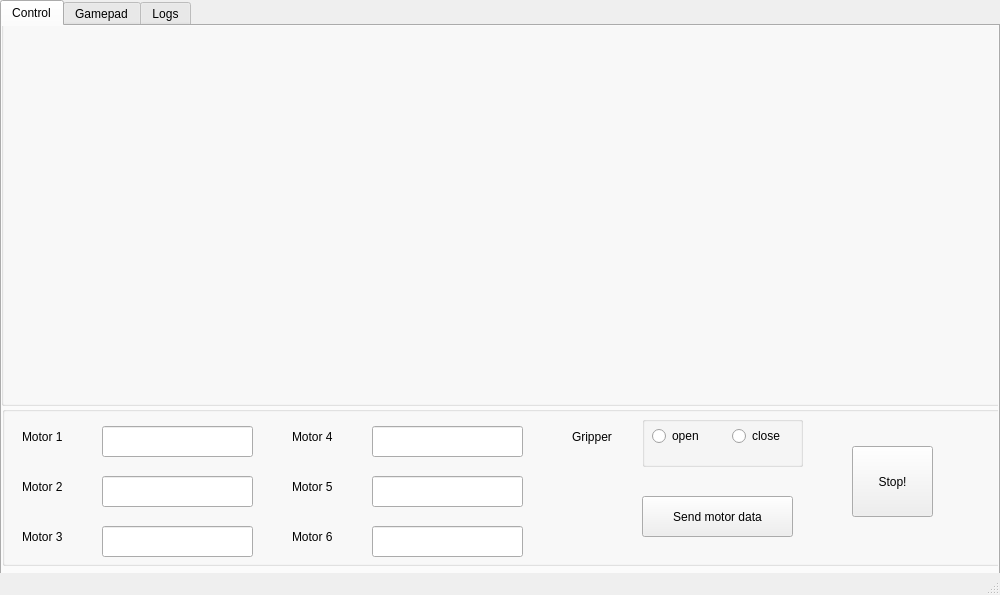
sq8vps/haller-control, file src/MainWindow.ui: the form before one commit.
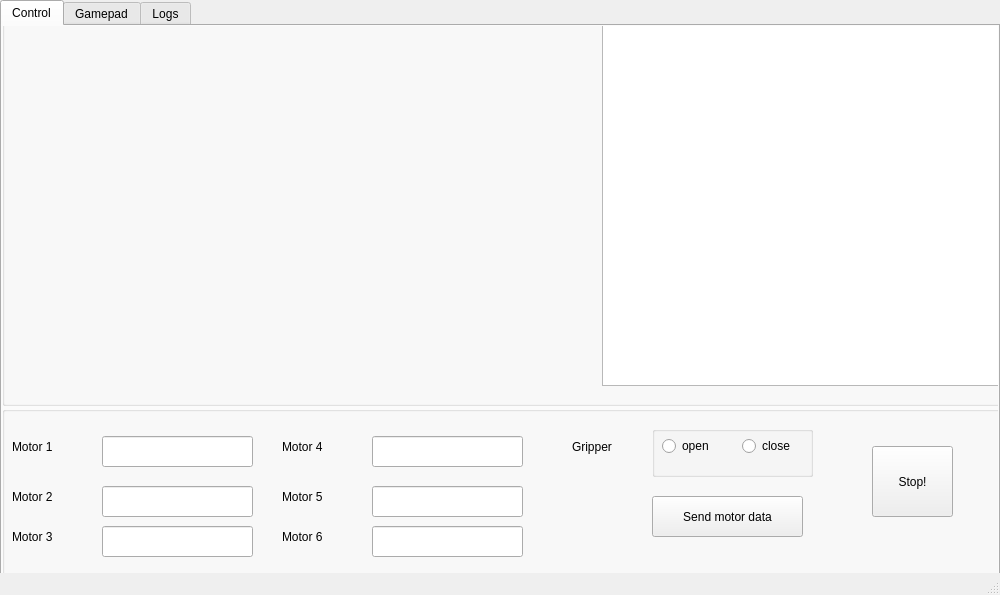
The form after the commit.

Commit message: Remove one camera

```diff
--- a/src/MainWindow.ui
+++ b/src/MainWindow.ui
@@ -36,9 +36,9 @@
      <widget class="QGroupBox" name="groupBox">
       <property name="geometry">
        <rect>
-        <x>-1</x>
+        <x>0</x>
         <y>-11</y>
-        <width>1001</width>
+        <width>1000</width>
         <height>391</height>
        </rect>
       </property>
@@ -46,21 +46,24 @@
        <property name="geometry">
         <rect>
          <x>0</x>
-         <y>-11</y>
-         <width>500</width>
-         <height>402</height>
+         <y>10</y>
+         <width>601</width>
+         <height>361</height>
         </rect>
        </property>
       </widget>
-      <widget class="QLabel" name="rightCamera">
+      <widget class="QTextEdit" name="gamePadOutput">
        <property name="geometry">
         <rect>
-         <x>500</x>
-         <y>-11</y>
-         <width>500</width>
-         <height>402</height>
+         <x>600</x>
+         <y>10</y>
+         <width>401</width>
+         <height>361</height>
         </rect>
        </property>
+       <property name="readOnly">
+        <bool>true</bool>
+       </property>
       </widget>
      </widget>
      <widget class="QGroupBox" name="groupBox_2">
@@ -69,7 +72,7 @@
         <x>0</x>
         <y>380</y>
         <width>1000</width>
-        <height>160</height>
+        <height>171</height>
        </rect>
       </property>
       <property name="flat">
@@ -78,8 +81,8 @@
       <widget class="QLabel" name="label">
        <property name="geometry">
         <rect>
-         <x>20</x>
-         <y>20</y>
+         <x>10</x>
+         <y>30</y>
          <width>81</width>
          <height>21</height>
         </rect>
@@ -91,8 +94,8 @@
       <widget class="QLabel" name="label_2">
        <property name="geometry">
         <rect>
-         <x>20</x>
-         <y>70</y>
+         <x>10</x>
+         <y>80</y>
          <width>81</width>
          <height>21</height>
         </rect>
@@ -104,8 +107,8 @@
       <widget class="QLabel" name="label_3">
        <property name="geometry">
         <rect>
-         <x>290</x>
-         <y>70</y>
+         <x>280</x>
+         <y>80</y>
          <width>81</width>
          <height>21</height>
         </rect>
@@ -117,8 +120,8 @@
       <widget class="QLabel" name="label_4">
        <property name="geometry">
         <rect>
-         <x>290</x>
-         <y>20</y>
+         <x>280</x>
+         <y>30</y>
          <width>81</width>
          <height>21</height>
         </rect>
@@ -127,24 +130,11 @@
         <string>Motor 4</string>
        </property>
       </widget>
-      <widget class="QLabel" name="label_5">
-       <property name="geometry">
-        <rect>
-         <x>20</x>
-         <y>120</y>
-         <width>81</width>
-         <height>21</height>
-        </rect>
-       </property>
-       <property name="text">
-        <string>Motor 3</string>
-       </property>
-      </widget>
       <widget class="QLabel" name="label_6">
        <property name="geometry">
         <rect>
          <x>570</x>
-         <y>20</y>
+         <y>30</y>
          <width>81</width>
          <height>21</height>
         </rect>
@@ -157,7 +147,7 @@
        <property name="geometry">
         <rect>
          <x>370</x>
-         <y>70</y>
+         <y>80</y>
          <width>151</width>
          <height>31</height>
         </rect>
@@ -170,20 +160,7 @@
        <property name="geometry">
         <rect>
          <x>370</x>
-         <y>20</y>
-         <width>151</width>
-         <height>31</height>
-        </rect>
-       </property>
-       <property name="maxLength">
-        <number>10</number>
-       </property>
-      </widget>
-      <widget class="QLineEdit" name="motor3">
-       <property name="geometry">
-        <rect>
-         <x>100</x>
-         <y>120</y>
+         <y>30</y>
          <width>151</width>
          <height>31</height>
         </rect>
@@ -196,7 +173,7 @@
        <property name="geometry">
         <rect>
          <x>100</x>
-         <y>70</y>
+         <y>80</y>
          <width>151</width>
          <height>31</height>
         </rect>
@@ -209,7 +186,7 @@
        <property name="geometry">
         <rect>
          <x>100</x>
-         <y>20</y>
+         <y>30</y>
          <width>151</width>
          <height>31</height>
         </rect>
@@ -221,7 +198,7 @@
       <widget class="QPushButton" name="sendMotorDataButton">
        <property name="geometry">
         <rect>
-         <x>640</x>
+         <x>650</x>
          <y>90</y>
          <width>151</width>
          <height>41</height>
@@ -234,8 +211,8 @@
       <widget class="QGroupBox" name="groupBox_3">
        <property name="geometry">
         <rect>
-         <x>640</x>
-         <y>10</y>
+         <x>650</x>
+         <y>20</y>
          <width>161</width>
          <height>51</height>
         </rect>
@@ -270,7 +247,7 @@
       <widget class="QPushButton" name="stopButton">
        <property name="geometry">
         <rect>
-         <x>850</x>
+         <x>870</x>
          <y>40</y>
          <width>81</width>
          <height>71</height>
@@ -283,7 +260,7 @@
       <widget class="QLabel" name="label_7">
        <property name="geometry">
         <rect>
-         <x>290</x>
+         <x>280</x>
          <y>120</y>
          <width>81</width>
          <height>21</height>
@@ -306,6 +283,32 @@
         <number>10</number>
        </property>
       </widget>
+      <widget class="QLineEdit" name="motor3">
+       <property name="geometry">
+        <rect>
+         <x>100</x>
+         <y>120</y>
+         <width>151</width>
+         <height>31</height>
+        </rect>
+       </property>
+       <property name="maxLength">
+        <number>10</number>
+       </property>
+      </widget>
+      <widget class="QLabel" name="label_5">
+       <property name="geometry">
+        <rect>
+         <x>10</x>
+         <y>120</y>
+         <width>81</width>
+         <height>21</height>
+        </rect>
+       </property>
+       <property name="text">
+        <string>Motor 3</string>
+       </property>
+      </widget>
      </widget>
     </widget>
     <widget class="QWidget" name="gamePadTab">
```
Left out of the diff: 1 changed line with no effect on the pictures. The commit also changes 1 other file.
